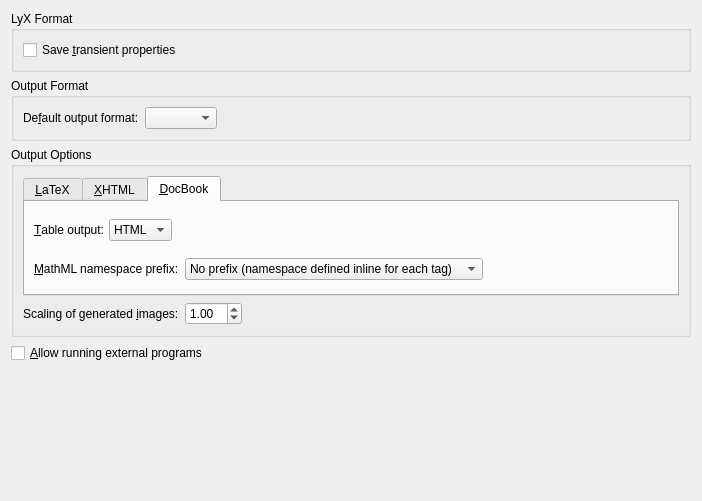
Before: the Qt Designer form src/frontends/qt/ui/OutputUi.ui in kojiOnHill/lyx, drawn with Qt 5.
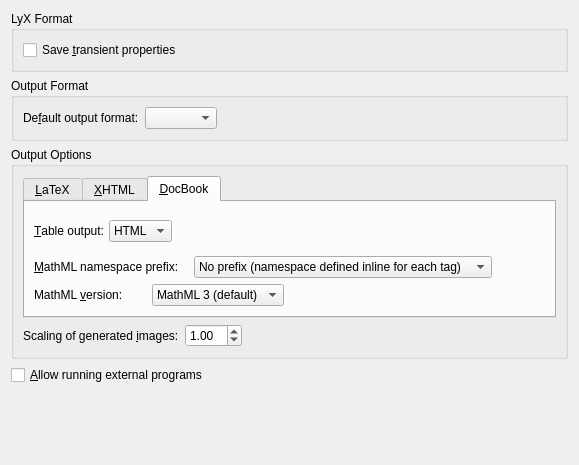
After: the same form once the commit is applied. The open tabs and pages were chosen to show the change.

Commit message:
MathML: let the user change the MathML version.
Discussed in https://www.lyx.org/trac/ticket/13058.

Patch:
```diff
--- a/src/frontends/qt/ui/OutputUi.ui
+++ b/src/frontends/qt/ui/OutputUi.ui
@@ -6,17 +6,15 @@
    <rect>
     <x>0</x>
     <y>0</y>
-    <width>702</width>
-    <height>501</height>
+    <width>579</width>
+    <height>465</height>
    </rect>
   </property>
   <property name="windowTitle">
    <string>Form</string>
   </property>
-  <layout class="QGridLayout" name="gridLayout_5">
+  <layout class="QGridLayout" name="gridLayout_6">
    <item row="0" column="0">
-    <layout class="QVBoxLayout" name="verticalLayout">
-     <item>
       <widget class="QGroupBox" name="savingGB">
        <property name="sizePolicy">
         <sizepolicy hsizetype="Preferred" vsizetype="Fixed">
@@ -47,7 +45,7 @@
        </layout>
       </widget>
      </item>
-     <item>
+   <item row="1" column="0">
       <widget class="QGroupBox" name="outputFormatGB">
        <property name="sizePolicy">
         <sizepolicy hsizetype="Preferred" vsizetype="Fixed">
@@ -132,7 +130,7 @@
        </layout>
       </widget>
      </item>
-     <item>
+   <item row="2" column="0">
       <widget class="QGroupBox" name="outputOptionsGB">
        <property name="sizePolicy">
         <sizepolicy hsizetype="Preferred" vsizetype="Fixed">
@@ -143,66 +141,7 @@
        <property name="title">
         <string>Output Options</string>
        </property>
-       <layout class="QGridLayout" name="gridLayout_4">
-        <item row="1" column="0">
-         <layout class="QHBoxLayout" name="horizontalLayout_3">
-          <item>
-           <widget class="QLabel" name="mathimgLA">
-            <property name="font">
-             <font>
-              <bold>false</bold>
-             </font>
-            </property>
-            <property name="toolTip">
-             <string>Scaling factor for images that are generated for some LaTeX constructs (e.g., math formulae) in non-LaTeX output.</string>
-            </property>
-            <property name="text">
-             <string>Scaling of generated &amp;images:</string>
-            </property>
-            <property name="buddy">
-             <cstring>mathimgSB</cstring>
-            </property>
-           </widget>
-          </item>
-          <item>
-           <widget class="QDoubleSpinBox" name="mathimgSB">
-            <property name="font">
-             <font>
-              <bold>false</bold>
-             </font>
-            </property>
-            <property name="toolTip">
-             <string>Scaling factor for images that are generated for some LaTeX constructs (e.g., math formulae) in non-LaTeX output.</string>
-            </property>
-            <property name="minimum">
-             <double>0.100000000000000</double>
-            </property>
-            <property name="maximum">
-             <double>10.000000000000000</double>
-            </property>
-            <property name="singleStep">
-             <double>0.100000000000000</double>
-            </property>
-            <property name="value">
-             <double>1.000000000000000</double>
-            </property>
-           </widget>
-          </item>
-          <item>
-           <spacer name="horizontalSpacer_7">
-            <property name="orientation">
-             <enum>Qt::Orientation::Horizontal</enum>
-            </property>
-            <property name="sizeHint" stdset="0">
-             <size>
-              <width>40</width>
-              <height>20</height>
-             </size>
-            </property>
-           </spacer>
-          </item>
-         </layout>
-        </item>
+     <layout class="QGridLayout" name="gridLayout_5">
         <item row="0" column="0">
          <widget class="QTabWidget" name="tabWidget">
           <property name="sizePolicy">
@@ -413,10 +352,10 @@
            <attribute name="title">
             <string>&amp;DocBook</string>
            </attribute>
+         <layout class="QGridLayout" name="gridLayout_4">
+          <item row="0" column="0">
            <layout class="QGridLayout" name="gridLayout">
             <item row="0" column="0">
-             <layout class="QHBoxLayout" name="horizontalLayout_6">
-              <item>
                <widget class="QLabel" name="tableoutLA">
                 <property name="font">
                  <font>
@@ -431,6 +370,8 @@
                 </property>
                </widget>
               </item>
+            <item row="0" column="1" colspan="3">
+             <layout class="QHBoxLayout" name="horizontalLayout_7">
               <item>
                <widget class="QComboBox" name="tableoutCB">
                 <property name="sizePolicy">
@@ -466,7 +407,7 @@
                 </property>
                 <property name="sizeHint" stdset="0">
                  <size>
-                  <width>178</width>
+                  <width>320</width>
                   <height>38</height>
                  </size>
                 </property>
@@ -474,9 +415,67 @@
               </item>
              </layout>
             </item>
-            <item row="1" column="0">
-             <layout class="QHBoxLayout" name="horizontalLayout_7">
+            <item row="2" column="0" colspan="2">
+             <widget class="QLabel" name="mathmlverLA">
+              <property name="font">
+               <font>
+                <bold>false</bold>
+               </font>
+              </property>
+              <property name="text">
+               <string>MathML &amp;version:</string>
+              </property>
+              <property name="buddy">
+               <cstring>mathmlverCB</cstring>
+              </property>
+             </widget>
+            </item>
+            <item row="2" column="2" colspan="2">
+             <layout class="QHBoxLayout" name="horizontalLayout_6">
               <item>
+               <widget class="QComboBox" name="mathmlverCB">
+                <property name="sizePolicy">
+                 <sizepolicy hsizetype="Minimum" vsizetype="Fixed">
+                  <horstretch>0</horstretch>
+                  <verstretch>0</verstretch>
+                 </sizepolicy>
+                </property>
+                <property name="font">
+                 <font>
+                  <bold>false</bold>
+                 </font>
+                </property>
+                <property name="toolTip">
+                 <string>Format to use for math output.</string>
+                </property>
+                <item>
+                 <property name="text">
+                  <string>MathML 3 (default)</string>
+                 </property>
+                </item>
+                <item>
+                 <property name="text">
+                  <string>MathML Core</string>
+                 </property>
+                </item>
+               </widget>
+              </item>
+              <item>
+               <spacer name="horizontalSpacer_9">
+                <property name="orientation">
+                 <enum>Qt::Horizontal</enum>
+                </property>
+                <property name="sizeHint" stdset="0">
+                 <size>
+                  <width>40</width>
+                  <height>20</height>
+                 </size>
+                </property>
+               </spacer>
+              </item>
+             </layout>
+            </item>
+            <item row="1" column="0" colspan="3">
                <widget class="QLabel" name="mathmlprefixLA">
                 <property name="font">
                  <font>
@@ -491,7 +490,7 @@
                 </property>
                </widget>
               </item>
-              <item>
+            <item row="1" column="3">
                <widget class="QComboBox" name="mathmlprefixCB">
                 <property name="sizePolicy">
                  <sizepolicy hsizetype="Minimum" vsizetype="Fixed">
@@ -524,29 +523,88 @@
                 </item>
                </widget>
               </item>
-              <item>
+           </layout>
+          </item>
+          <item row="0" column="1">
                <spacer name="horizontalSpacer_6">
                 <property name="orientation">
                  <enum>Qt::Orientation::Horizontal</enum>
                 </property>
                 <property name="sizeHint" stdset="0">
                  <size>
-                  <width>148</width>
-                  <height>28</height>
+              <width>40</width>
+              <height>20</height>
                  </size>
                 </property>
                </spacer>
               </item>
              </layout>
-            </item>
-           </layout>
-          </widget>
+        </widget>
+       </widget>
+      </item>
+      <item row="1" column="0">
+       <layout class="QHBoxLayout" name="horizontalLayout_3">
+        <item>
+         <widget class="QLabel" name="mathimgLA">
+          <property name="font">
+           <font>
+            <bold>false</bold>
+           </font>
+          </property>
+          <property name="toolTip">
+           <string>Scaling factor for images that are generated for some LaTeX constructs (e.g., math formulae) in non-LaTeX output.</string>
+          </property>
+          <property name="text">
+           <string>Scaling of generated &amp;images:</string>
+          </property>
+          <property name="buddy">
+           <cstring>mathimgSB</cstring>
+          </property>
+         </widget>
+        </item>
+        <item>
+         <widget class="QDoubleSpinBox" name="mathimgSB">
+          <property name="font">
+           <font>
+            <bold>false</bold>
+           </font>
+          </property>
+          <property name="toolTip">
+           <string>Scaling factor for images that are generated for some LaTeX constructs (e.g., math formulae) in non-LaTeX output.</string>
+          </property>
+          <property name="minimum">
+           <double>0.100000000000000</double>
+          </property>
+          <property name="maximum">
+           <double>10.000000000000000</double>
+          </property>
+          <property name="singleStep">
+           <double>0.100000000000000</double>
+          </property>
+          <property name="value">
+           <double>1.000000000000000</double>
+          </property>
          </widget>
         </item>
+        <item>
+         <spacer name="horizontalSpacer_7">
+          <property name="orientation">
+           <enum>Qt::Horizontal</enum>
+          </property>
+          <property name="sizeHint" stdset="0">
+           <size>
+            <width>40</width>
+            <height>20</height>
+           </size>
+          </property>
+         </spacer>
+        </item>
        </layout>
-      </widget>
-     </item>
-     <item>
+      </item>
+     </layout>
+    </widget>
+   </item>
+   <item row="3" column="0">
       <widget class="QCheckBox" name="shellescapeCB">
        <property name="toolTip">
         <string>Runs the LaTeX backend with the -shell-escape option (Warning: use only when really necessary)</string>
@@ -556,9 +614,7 @@
        </property>
       </widget>
      </item>
-    </layout>
-   </item>
-   <item row="1" column="0">
+   <item row="4" column="0">
     <spacer name="verticalSpacer_4">
      <property name="orientation">
       <enum>Qt::Orientation::Vertical</enum>
```
Left out of the diff: 123 changed lines with no effect on the pictures. Lines whose indentation alone changed are shown as unchanged. The commit also changes 14 other files.
